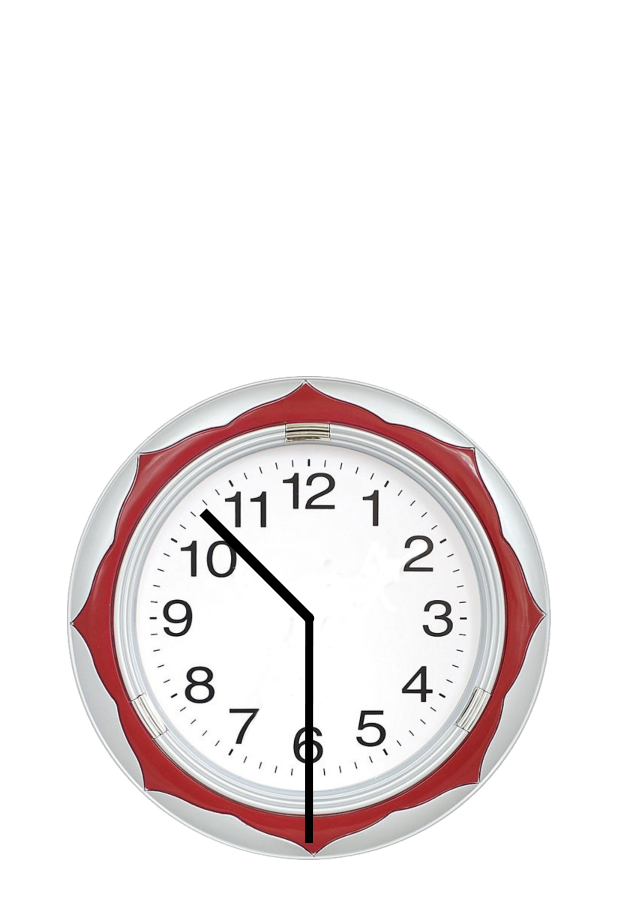
After one commit to panwix/AndroidDemo, an Android app: the layout handclock.xml on its own in the app's theme, with its tools: preview values and no code run, on a phone screen of 412 x 824 dp. The commit adds this screen. Shown: the top 899 px of the screen. Run offline under Robolectric (Android 15) with nearby library versions, the phone set to English and light mode, and no system bars.

Commit message:
2015/07/12

```diff
--- a/app/src/main/java/com/panwix/androiddemo/MainActivity.java
+++ b/app/src/main/java/com/panwix/androiddemo/MainActivity.java
@@ -11,7 +11,7 @@ public class MainActivity extends ActionBarActivity {
     @Override
     protected void onCreate(Bundle savedInstanceState) {
         super.onCreate(savedInstanceState);
-        setContentView(R.layout.main);
+        setContentView(R.layout.handclock);
     }
 
     @Override
--- /dev/null
+++ b/app/src/main/java/com/panwix/androiddemo/widget/HandClock.java
@@ -0,0 +1,108 @@
+package com.panwix.androiddemo.widget;
+
+import android.content.Context;
+import android.graphics.Bitmap;
+import android.graphics.BitmapFactory;
+import android.graphics.Canvas;
+import android.graphics.Paint;
+import android.graphics.Rect;
+import android.os.Handler;
+import android.util.AttributeSet;
+import android.view.View;
+
+import java.util.Calendar;
+
+/**
+ * Created by Panwix on 15/7/12.
+ */
+public class HandClock extends View implements Runnable{
+    private int clockImageResourceId;
+    private Bitmap bitmap;
+    private float scale;
+    private float handCenterWidthScale;
+    private float handCenterHeightScale;
+    private int minuteHandSize;
+    private int hourHandSize;
+    private Handler handler = new Handler();
+    //设置命名空间
+    private final String namespace = "http://com.panwix.mobile";
+    @Override
+    public void run() {
+        //重新绘制View
+        invalidate();
+        //重新设置0定时器，在60秒后调用run方法
+        handler.postDelayed(this, 60*1000);
+    }
+
+    @Override
+    protected void onMeasure(int widthMeasureSpec, int heightMeasureSpec) {
+        super.onMeasure(widthMeasureSpec, heightMeasureSpec);
+        //根据图像的实际大小等比例设置View的大小
+        setMeasuredDimension((int)(bitmap.getWidth()*scale), (int)(bitmap.getHeight()*scale));
+    }
+
+    @Override
+    protected void onDraw(Canvas canvas) {
+        super.onDraw(canvas);
+        Paint paint = new Paint();
+        Rect src = new Rect();
+        Rect target = new Rect();
+        src.left = 0;
+        src.top = 0;
+        src.right = bitmap.getWidth();
+        src.bottom = bitmap.getHeight();
+        target.left = 0;
+        target.top = 0;
+        target.right = (int)(src.right*scale);
+        target.bottom = (int)(src.bottom*scale);
+        //画表盘图像
+        canvas.drawBitmap(bitmap, src, target, paint);
+        //计算表盘中心点的横坐标
+        float centerX = bitmap.getWidth()*scale*handCenterWidthScale;
+        //计算表盘中心点的纵坐标
+        float centerY = bitmap.getHeight()*scale*handCenterHeightScale;
+        //画表盘中心点
+        canvas.drawCircle(centerX, centerY, 5, paint);
+        //设置分针为3个像素
+        paint.setStrokeWidth(8);
+        Calendar calendar = Calendar.getInstance();
+        int currentMinute = calendar.get(Calendar.MINUTE);
+        int currentHour = calendar.get(Calendar.HOUR);
+        //计算时针和分针的角度
+        double minuteRadian = Math.toRadians(360-((currentMinute*6)-90)%360);
+        double hourRadian = Math.toRadians((360-((currentHour*30)-90))%360 - (30*currentMinute/60));
+        //在表盘上画分针
+        canvas.drawLine(centerX, centerY, (int)(centerX+minuteHandSize*Math.cos(minuteRadian)),
+                (int)(centerY - minuteHandSize*Math.sin(minuteRadian)),paint);
+        //设置时针为4个像素
+        paint.setStrokeWidth(10);
+        //在表盘上画时针
+        canvas.drawLine(centerX, centerY, (int)(centerX+hourHandSize*Math.cos(hourRadian)),
+                (int)(centerY - hourHandSize*Math.sin(hourRadian)),paint);
+    }
+
+    public HandClock(Context context, AttributeSet attrs) {
+        super(context, attrs);
+        clockImageResourceId = attrs.getAttributeResourceValue(namespace, "clockImageSrc", 0);
+        if(clockImageResourceId>0)
+            bitmap = BitmapFactory.decodeResource(getResources(), clockImageResourceId);
+        scale = attrs.getAttributeFloatValue(namespace, "scale", 1);
+        handCenterWidthScale = attrs.getAttributeFloatValue(namespace, "handCenterWidthScale",
+                bitmap.getWidth()/2);
+        handCenterHeightScale = attrs.getAttributeFloatValue(namespace, "handCenterHeightScale",
+                bitmap.getHeight()/2);
+        //在读取时针和分针长度后，将其值按图像的缩放比例进行缩放
+        minuteHandSize = (int)(attrs.getAttributeIntValue(namespace, "minuteHandSize", 0)*scale);
+        hourHandSize = (int)(attrs.getAttributeIntValue(namespace, "hourHandSize", 0)*scale);
+        int currentSecond = Calendar.getInstance().get(Calendar.SECOND);
+        //当秒针在12点方向时执行run方法
+        handler.postDelayed(this, (60-currentSecond)*1000);
+    }
+
+    @Override
+    protected void onDetachedFromWindow() {
+        super.onDetachedFromWindow();
+        //删除回调对象
+        handler.removeCallbacks(this);
+    }
+}
--- /dev/null
+++ b/app/src/main/res/layout/handclock.xml
@@ -0,0 +1,19 @@
+<?xml version="1.0" encoding="utf-8"?>
+<LinearLayout
+    xmlns:android="http://schemas.android.com/apk/res/android"
+    xmlns:mobile="http://com.panwix.mobile"
+    android:orientation="vertical"
+    android:layout_width="match_parent"
+    android:layout_height="match_parent"
+    android:background="#FFF"
+    android:gravity="center">
+    <com.panwix.androiddemo.widget.HandClock
+        android:layout_width="wrap_content"
+        android:layout_height="wrap_content"
+        mobile:clockImageSrc="@drawable/clock"
+        mobile:scale="0.5"
+        mobile:handCenterWidthScale="0.5"
+        mobile:handCenterHeightScale="0.5"
+        mobile:minuteHandSize="450"
+        mobile:hourHandSize="300"/>
+</LinearLayout>
```
Also changed, not shown: app/src/main/res/drawable/clock.png (added), 1 other file.
